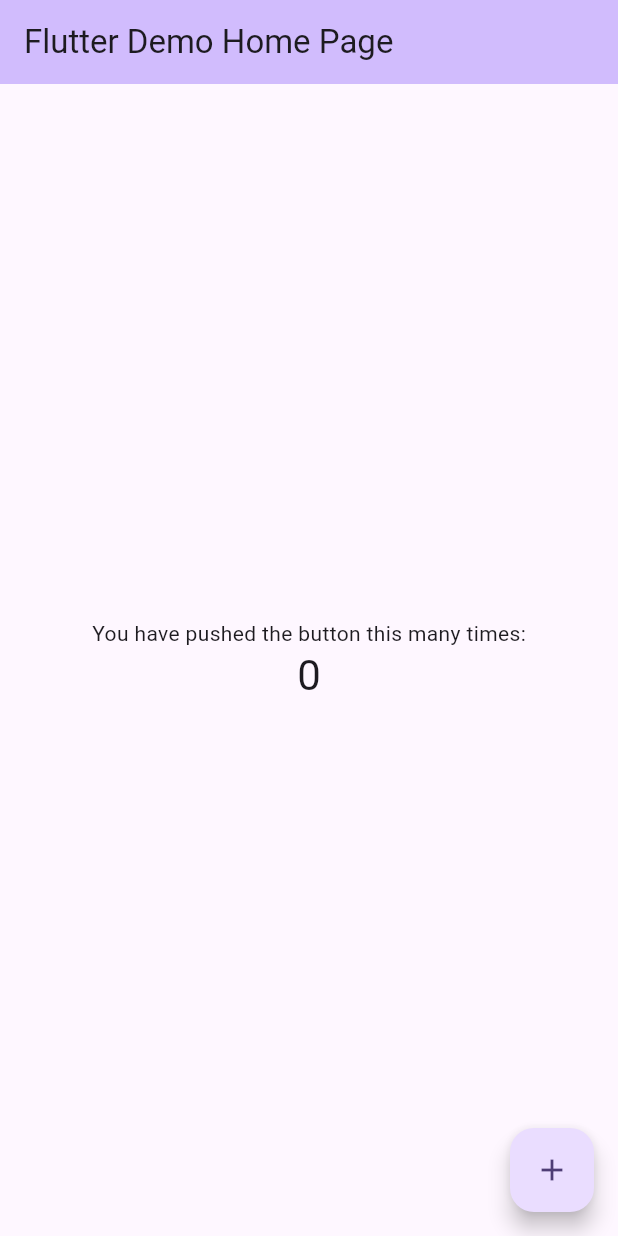
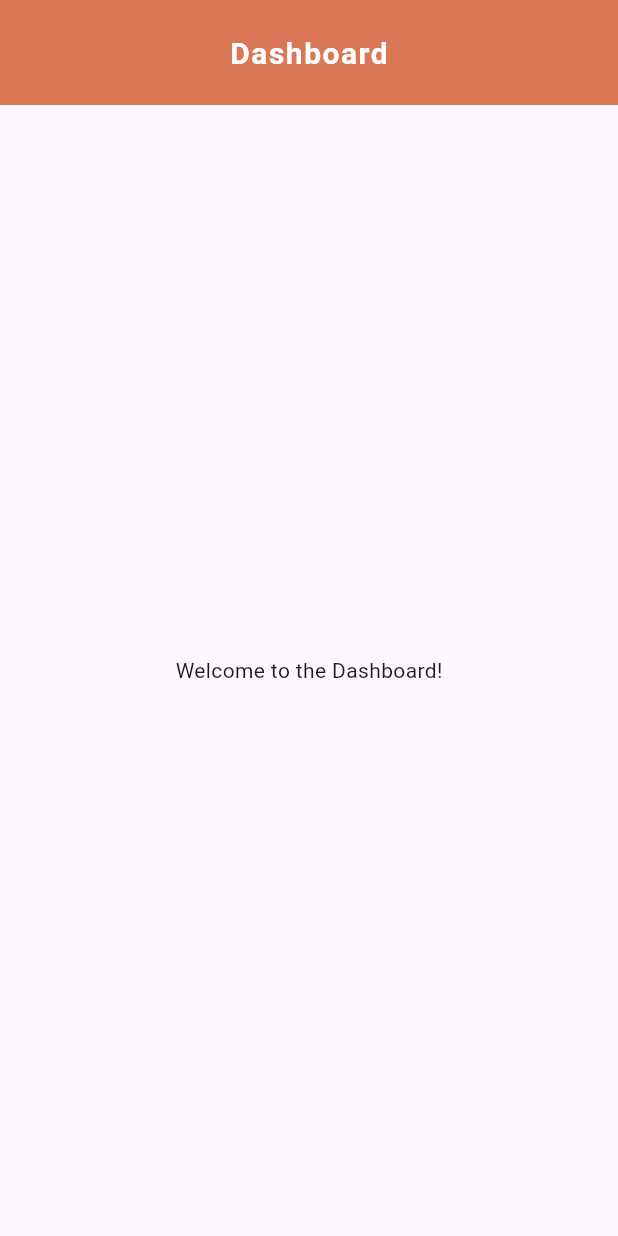
Before and after one commit to Endraagustino22/pencatatan-keuangan-app, a Flutter app: the screen it shows after launch, on a phone screen of 412 x 824 dp. Run offline on Flutter 3.47's test engine with Material 3 defaults, Android fonts, the light colour scheme and no system bars.

Commit message:
refactor: merapikan struktur main dan menambahkan DashboardScreen serta widget navbar

```diff
--- a/lib/main.dart
+++ b/lib/main.dart
@@ -1,4 +1,5 @@
 import 'package:flutter/material.dart';
+import 'screen/dashboard/dashboard_screen.dart';
 
 void main() {
   runApp(const MyApp());
@@ -12,95 +13,9 @@ class MyApp extends StatelessWidget {
     return MaterialApp(
       title: 'Flutter Demo',
       theme: ThemeData(
-        colorScheme: .fromSeed(seedColor: const Color.fromARGB(255, 44, 14, 96)),
+        colorScheme: ColorScheme.fromSeed(seedColor: const Color.fromARGB(255, 44, 14, 96)),
       ),
-      home: const MyHomePage(title: 'Flutter Demo Home Page'),
+      home: const DashboardScreen(),
     );
   }
 }
-
-class MyHomePage extends StatefulWidget {
-  const MyHomePage({super.key, required this.title});
-
-  // This widget is the home page of your application. It is stateful, meaning
-  // that it has a State object (defined below) that contains fields that affect
-  // how it looks.
-
-  // This class is the configuration for the state. It holds the values (in this
-  // case the title) provided by the parent (in this case the App widget) and
-  // used by the build method of the State. Fields in a Widget subclass are
-  // always marked "final".
-
-  final String title;
-
-  @override
-  State<MyHomePage> createState() => _MyHomePageState();
-}
-
-class _MyHomePageState extends State<MyHomePage> {
-  int _counter = 0;
-
-  void _incrementCounter() {
-    setState(() {
-      // This call to setState tells the Flutter framework that something has
-      // changed in this State, which causes it to rerun the build method below
-      // so that the display can reflect the updated values. If we changed
-      // _counter without calling setState(), then the build method would not be
-      // called again, and so nothing would appear to happen.
-      _counter++;
-    });
-  }
-
-  @override
-  Widget build(BuildContext context) {
-    // This method is rerun every time setState is called, for instance as done
-    // by the _incrementCounter method above.
-    //
-    // The Flutter framework has been optimized to make rerunning build methods
-    // fast, so that you can just rebuild anything that needs updating rather
-    // than having to individually change instances of widgets.
-    return Scaffold(
-      appBar: AppBar(
-        // TRY THIS: Try changing the color here to a specific color (to
-        // Colors.amber, perhaps?) and trigger a hot reload to see the AppBar
-        // change color while the other colors stay the same.
-        backgroundColor: Theme.of(context).colorScheme.inversePrimary,
-        // Here we take the value from the MyHomePage object that was created by
-        // the App.build method, and use it to set our appbar title.
-        title: Text(widget.title),
-      ),
-      body: Center(
-        // Center is a layout widget. It takes a single child and positions it
-        // in the middle of the parent.
-        child: Column(
-          // Column is also a layout widget. It takes a list of children and
-          // arranges them vertically. By default, it sizes itself to fit its
-          // children horizontally, and tries to be as tall as its parent.
-          //
-          // Column has various properties to control how it sizes itself and
-          // how it positions its children. Here we use mainAxisAlignment to
-          // center the children vertically; the main axis here is the vertical
-          // axis because Columns are vertical (the cross axis would be
-          // horizontal).
-          //
-          // TRY THIS: Invoke "debug painting" (choose the "Toggle Debug Paint"
-          // action in the IDE, or press "p" in the console), to see the
-          // wireframe for each widget.
-          mainAxisAlignment: .center,
-          children: [
-            const Text('You have pushed the button this many times:'),
-            Text(
-              '$_counter',
-              style: Theme.of(context).textTheme.headlineMedium,
-            ),
-          ],
-        ),
-      ),
-      floatingActionButton: FloatingActionButton(
-        onPressed: _incrementCounter,
-        tooltip: 'Increment',
-        child: const Icon(Icons.add),
-      ),
-    );
-  }
-}
--- /dev/null
+++ b/lib/screen/app_bar.dart
@@ -0,0 +1,34 @@
+import 'package:flutter/material.dart';
+
+class MyAppBar extends StatelessWidget implements PreferredSizeWidget {
+
+  final String title;
+  final Color backgroundColor;
+  final double height;
+
+  const MyAppBar({
+    super.key,
+    required this.title,
+    this.backgroundColor = const Color(0xFFD97757),
+    this.height = 70,
+  });
+
+  @override
+  Widget build(BuildContext context) {
+    return AppBar(
+      title: Text(title),
+      titleTextStyle: const TextStyle(
+        fontWeight: FontWeight.w600,
+        fontSize: 20,
+        color: Colors.white,
+        letterSpacing: 1,
+      ),
+      toolbarHeight: 70,
+      centerTitle: true,
+      backgroundColor: const Color(0xFFD97757),
+    );
+  }
+
+  @override
+  Size get preferredSize => const Size.fromHeight(70);
+}
--- /dev/null
+++ b/lib/screen/dashboard/dashboard_screen.dart
@@ -0,0 +1,21 @@
+import 'package:flutter/material.dart';
+import 'package:pencatatan_keuangan_app/screen/app_bar.dart';
+
+class DashboardScreen extends StatefulWidget {
+  const DashboardScreen({super.key});
+
+  @override
+  State<DashboardScreen> createState() => _DashboardScreenState();
+}
+
+class _DashboardScreenState extends State<DashboardScreen> {
+  @override
+  Widget build(BuildContext context) {
+    return Scaffold(
+      appBar: const MyAppBar(title: 'Dashboard'),
+      body: const Center(
+        child: Text('Welcome to the Dashboard!'),
+      ),
+    );
+  }
+}
```
